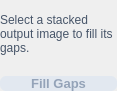
Qt form src/startrails/ui/step_fill_gaps.ui (gkyle/startrails) before a commit.
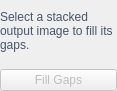
The same form after that commit.

What changed in the file:
```diff
--- a/src/startrails/ui/step_fill_gaps.ui
+++ b/src/startrails/ui/step_fill_gaps.ui
@@ -49,26 +49,7 @@
       <cursorShape>PointingHandCursor</cursorShape>
      </property>
      <property name="focusPolicy">
-      <enum>Qt::FocusPolicy::NoFocus</enum>
-     </property>
-     <property name="styleSheet">
-      <string notr="true">QPushButton#run {
-    font-weight: bold;
-    background-color: #0369a1;
-    color: #ffffff;
-    padding: 0px 12px;
-    border-radius: 6px;
-    font-size: 13px;
-    border: none;
-}
-QPushButton#run:hover {
-    background-color: #075985;
-}
-QPushButton#run:disabled {
-    background-color: #e2e8f0;
-    color: #94a3b8;
-}
-</string>
+      <enum>Qt::FocusPolicy::StrongFocus</enum>
      </property>
      <property name="text">
       <string>Fill Gaps</string>
```
